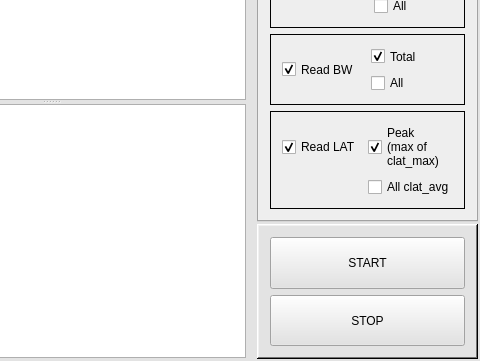
This is mainwindow.ui in intel/fiovisualizer as Qt 5 draws it before an edit; both pictures show x 544 to 1024 and y 415 to 776 of the 1024 by 776 pixel window. The edited form follows.
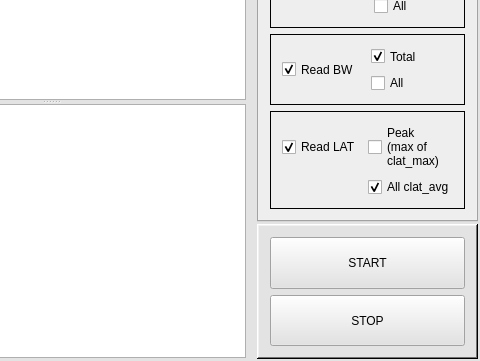
This is the edited form. The open tabs and pages were chosen to show the change. Custom widgets are drawn as their Qt base class.

What changed in the file:
```diff
--- a/mainwindow.ui
+++ b/mainwindow.ui
@@ -1554,6 +1554,9 @@
                </item>
                <item row="0" column="1">
                 <widget class="QCheckBox" name="read_lat_max_checkbox">
+                 <property name="enabled">
+                  <bool>true</bool>
+                 </property>
                  <property name="sizePolicy">
                   <sizepolicy hsizetype="Expanding" vsizetype="Expanding">
                    <horstretch>0</horstretch>
@@ -1583,7 +1586,7 @@
                   <string notr="true"/>
                  </property>
                  <property name="checked">
-                  <bool>true</bool>
+                  <bool>false</bool>
                  </property>
                 </widget>
                </item>
@@ -1615,6 +1618,9 @@
                  <property name="shortcut">
                   <string notr="true"/>
                  </property>
+                 <property name="checked">
+                  <bool>true</bool>
+                 </property>
                 </widget>
                </item>
               </layout>
```
Left out of the diff: 11 changed lines with no effect on the pictures.
